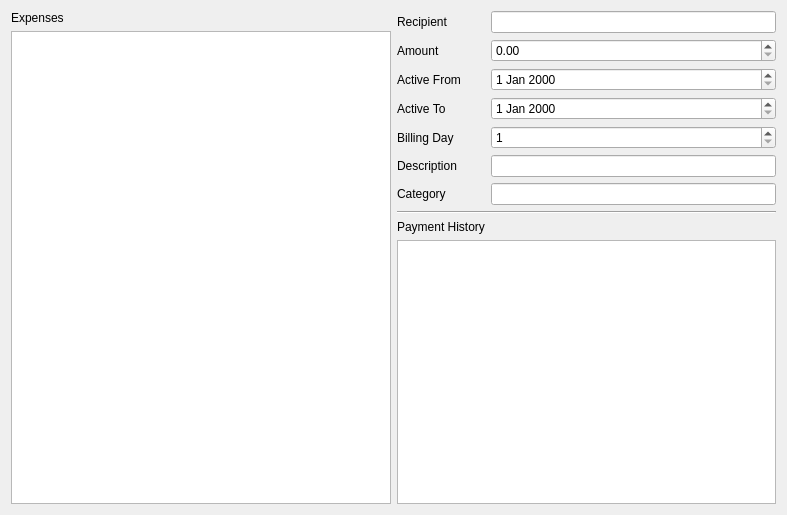
lambda-snail/juno, file src/recurring_expenses/recurringexpensesoverview.ui: the form before one commit.
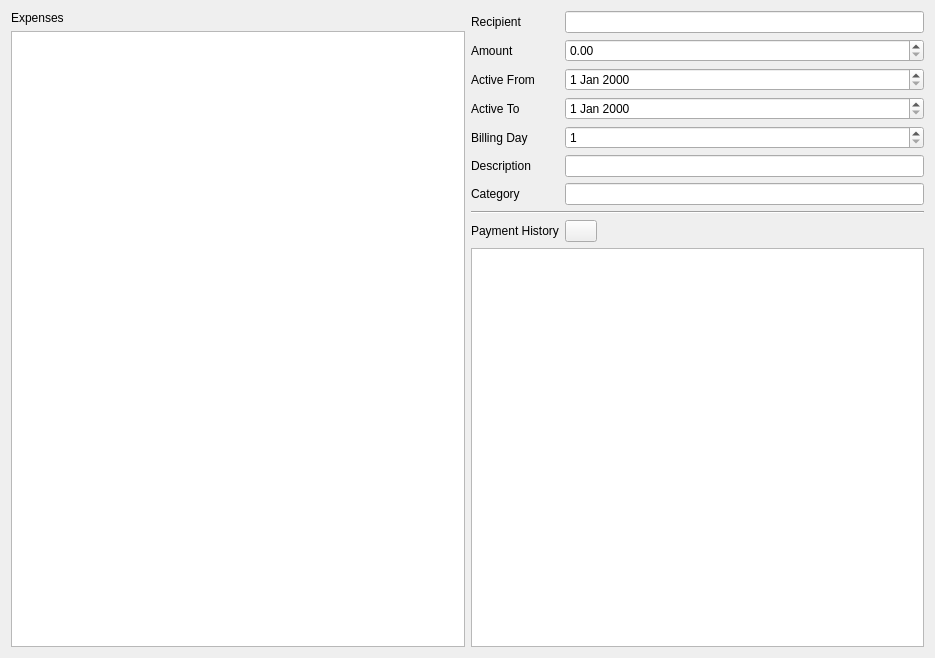
The form after the commit.

Commit message: implement basic functionality to add expense based on a recurring expense

Diff of the .ui file:
```diff
--- a/src/recurring_expenses/recurringexpensesoverview.ui
+++ b/src/recurring_expenses/recurringexpensesoverview.ui
@@ -6,8 +6,8 @@
    <rect>
     <x>0</x>
     <y>0</y>
-    <width>787</width>
-    <height>515</height>
+    <width>935</width>
+    <height>658</height>
    </rect>
   </property>
   <property name="windowTitle">
@@ -139,6 +139,39 @@
      <item row="9" column="0" colspan="2">
       <widget class="QTableView" name="relatedExpensesView"/>
      </item>
+     <item row="8" column="1">
+      <layout class="QHBoxLayout" name="horizontalLayout_3">
+       <item>
+        <widget class="QPushButton" name="newExpenseButton">
+         <property name="maximumSize">
+          <size>
+           <width>32</width>
+           <height>32</height>
+          </size>
+         </property>
+         <property name="text">
+          <string/>
+         </property>
+         <property name="flat">
+          <bool>false</bool>
+         </property>
+        </widget>
+       </item>
+       <item>
+        <spacer name="horizontalSpacer">
+         <property name="orientation">
+          <enum>Qt::Orientation::Horizontal</enum>
+         </property>
+         <property name="sizeHint" stdset="0">
+          <size>
+           <width>40</width>
+           <height>20</height>
+          </size>
+         </property>
+        </spacer>
+       </item>
+      </layout>
+     </item>
     </layout>
    </item>
   </layout>
```
The commit also changes 5 other files.
